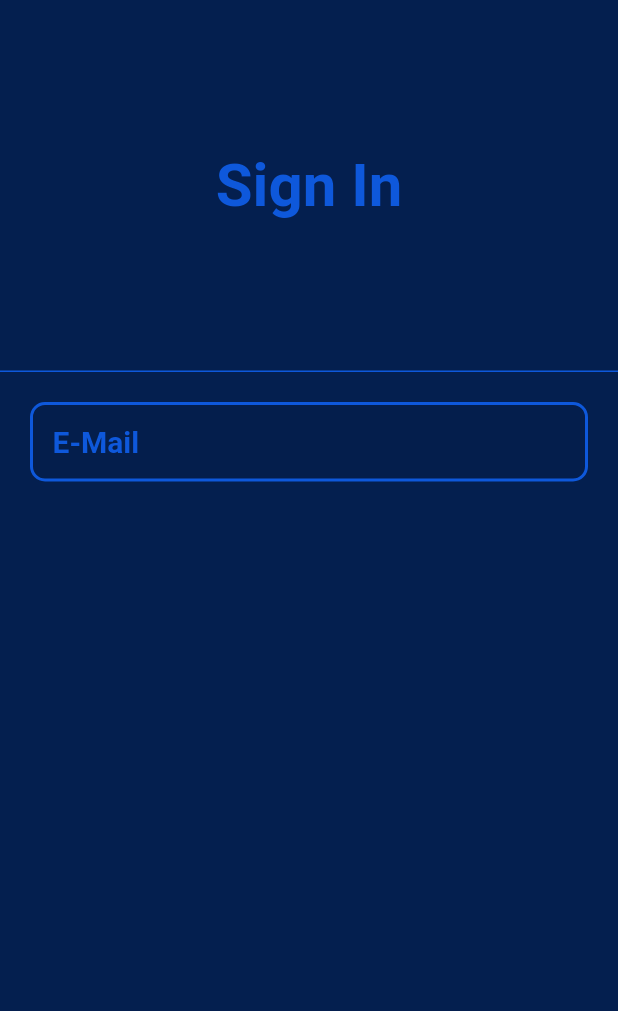
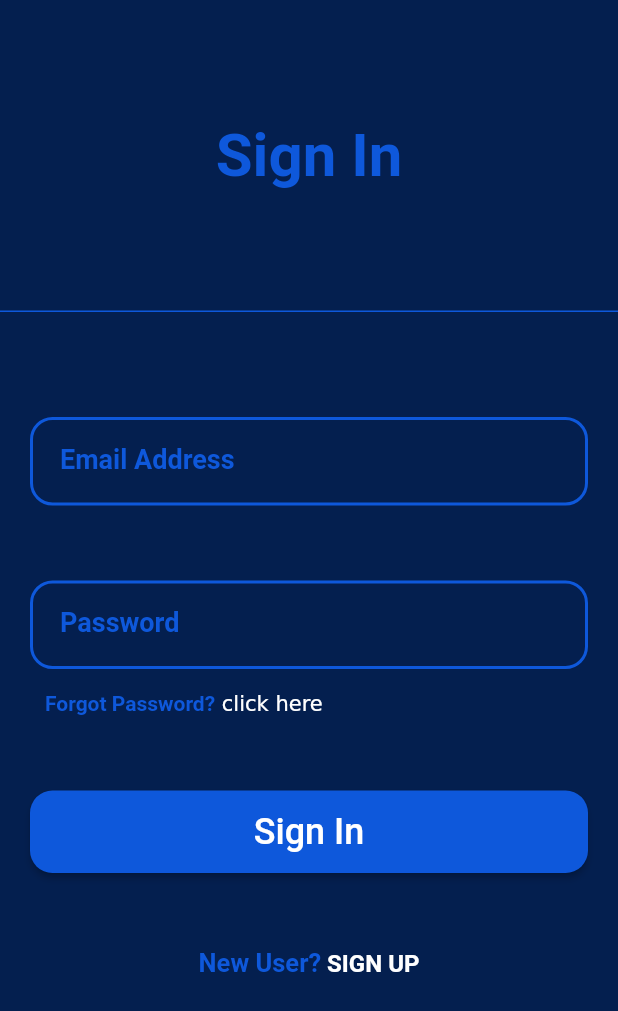
Before and after one commit to justdeepaktiwari/mailapp01, a Flutter app: the screen it shows after launch, on a phone screen of 412 x 824 dp. Shown: the top 1011 px of the screen. Run offline on Flutter 3.47's test engine with Material 2 defaults, Android fonts, the phone set to English and light mode, and no system bars.

Commit message:
Login Screen DOne

```diff
--- a/lib/screens/auth/signin_screen.dart
+++ b/lib/screens/auth/signin_screen.dart
@@ -1,18 +1,25 @@
 import 'package:flutter/material.dart';
 import 'package:mailapp01/providers/auth_provider.dart';
 import 'package:mailapp01/utils/constants.dart';
+import 'package:mailapp01/widgets/textfields/email_field.dart';
+import 'package:mailapp01/widgets/textfields/password_field.dart';
 import 'package:provider/provider.dart';
 
-class SignInScreen extends StatelessWidget {
+class SignInScreen extends StatefulWidget {
   const SignInScreen({super.key});
 
+  @override
+  State<SignInScreen> createState() => _SignInScreenState();
+}
+
+class _SignInScreenState extends State<SignInScreen> {
   @override
   Widget build(BuildContext context) {
     final auth = Provider.of<AuthProvider>(context);
     return ListView(
       children: [
         const SizedBox(
-          height: 100,
+          height: 80,
           width: double.infinity,
         ),
         const Center(
@@ -26,7 +33,7 @@ class SignInScreen extends StatelessWidget {
           ),
         ),
         const SizedBox(
-          height: 100,
+          height: 80,
           width: double.infinity,
         ),
         Container(
@@ -40,53 +47,100 @@ class SignInScreen extends StatelessWidget {
           ),
         ),
         const SizedBox(
-          height: 0,
+          height: 50,
           width: double.infinity,
         ),
         Container(
           padding: const EdgeInsets.all(20),
+          child: Form(
             child: Column(
+              crossAxisAlignment: CrossAxisAlignment.start,
               children: [
-              TextField(
-                decoration: InputDecoration(
-                  enabledBorder: OutlineInputBorder(
-                    borderRadius: BorderRadius.circular(10),
-                    borderSide: const BorderSide(
+                const EmailTextFieldWidget(),
+                const SizedBox(
+                  height: 50,
+                  width: double.infinity,
+                ),
+                const PasswordTextFieldWidget(),
+                const SizedBox(
+                  height: 10,
+                  width: double.infinity,
+                ),
+                Padding(
+                  padding: const EdgeInsets.fromLTRB(10.0, 5, 0, 0),
+                  child: RichText(
+                    text: const TextSpan(
+                      children: [
+                        TextSpan(
+                          text: "Forgot Password?",
+                          style: TextStyle(
                             color: AppConstants.appColor,
-                      width: 2.0,
+                            fontSize: 14,
+                            fontWeight: FontWeight.bold,
                           ),
                         ),
-                  focusedBorder: OutlineInputBorder(
-                    borderRadius: BorderRadius.circular(10),
-                    borderSide: const BorderSide(
-                      color: AppConstants.appColor,
-                      width: 2.0,
+                        TextSpan(
+                          text: " click here",
+                        )
+                      ],
                     ),
                   ),
-                  hintText: "E-Mail",
-                  hintStyle: const TextStyle(
-                    fontSize: 20.0,
+                ),
+                const SizedBox(
+                  height: 50,
+                  width: double.infinity,
+                ),
+                ElevatedButton(
+                  onPressed: () {
+                    auth.login();
+                  },
+                  style: ElevatedButton.styleFrom(
+                    shape: RoundedRectangleBorder(
+                      borderRadius: BorderRadius.circular(15),
+                    ),
+                    minimumSize: const Size(double.infinity, 55),
+                  ),
+                  child: const Text(
+                    "Sign In",
+                    style: TextStyle(
+                      fontSize: 24,
+                      color: Colors.white,
+                    ),
+                  ),
+                ),
+                const SizedBox(
+                  height: 50,
+                  width: double.infinity,
+                ),
+                Center(
+                  child: RichText(
+                    text: const TextSpan(
+                      children: [
+                        TextSpan(
+                          text: "New User?",
+                          style: TextStyle(
                             color: AppConstants.appColor,
+                            fontSize: 17,
                             fontWeight: FontWeight.bold,
                           ),
-                  contentPadding: EdgeInsets.all(15),
-                  filled: true,
-                  floatingLabelBehavior: FloatingLabelBehavior.auto,
+                        ),
+                        TextSpan(
+                          text: " SIGN UP",
+                          style: TextStyle(
+                            color: Colors.white,
+                            fontSize: 16,
+                            fontWeight: FontWeight.bold,
                           ),
                         )
                       ],
                     ),
+                  ),
+                ),
+              ],
+            ),
+          ),
         )
       ],
     );
-
-    // Center(
-    //   child: ElevatedButton(
-    //     onPressed: () {
-    //       auth.login();
-    //     },
-    //     child: const Text("Sign In"),
-    //   ),
-    // );
   }
 }
--- /dev/null
+++ b/lib/widgets/textfields/email_field.dart
@@ -0,0 +1,44 @@
+import 'package:flutter/material.dart';
+import 'package:mailapp01/utils/constants.dart';
+
+class EmailTextFieldWidget extends StatelessWidget {
+  const EmailTextFieldWidget({super.key});
+
+  @override
+  Widget build(BuildContext context) {
+    return TextFormField(
+      style: const TextStyle(color: AppConstants.appColor),
+      decoration: InputDecoration(
+        labelStyle: const TextStyle(
+          color: AppConstants.appColor,
+          fontSize: 18,
+          fontWeight: FontWeight.bold,
+        ),
+        labelText: "Email Address",
+        floatingLabelBehavior: FloatingLabelBehavior.auto,
+        border: OutlineInputBorder(
+          borderRadius: BorderRadius.circular(15),
+          borderSide: const BorderSide(
+            color: AppConstants.appColor,
+            width: 2,
+          ),
+        ),
+        focusedBorder: OutlineInputBorder(
+          borderRadius: BorderRadius.circular(15),
+          borderSide: const BorderSide(
+            color: AppConstants.appColor,
+            width: 2,
+          ),
+        ),
+        enabledBorder: OutlineInputBorder(
+          borderRadius: BorderRadius.circular(15),
+          borderSide: const BorderSide(
+            color: AppConstants.appColor,
+            width: 2,
+          ),
+        ),
+        contentPadding: const EdgeInsets.all(20),
+      ),
+    );
+  }
+}
--- /dev/null
+++ b/lib/widgets/textfields/password_field.dart
@@ -0,0 +1,47 @@
+import 'package:flutter/material.dart';
+import 'package:mailapp01/utils/constants.dart';
+
+class PasswordTextFieldWidget extends StatelessWidget {
+  const PasswordTextFieldWidget({super.key});
+
+  @override
+  Widget build(BuildContext context) {
+    return TextFormField(
+      style: const TextStyle(color: AppConstants.appColor),
+      obscureText: true,
+      enableSuggestions: false,
+      autocorrect: false,
+      decoration: InputDecoration(
+        labelStyle: const TextStyle(
+          color: AppConstants.appColor,
+          fontSize: 18,
+          fontWeight: FontWeight.bold,
+        ),
+        labelText: "Password",
+        floatingLabelBehavior: FloatingLabelBehavior.auto,
+        border: OutlineInputBorder(
+          borderRadius: BorderRadius.circular(15),
+          borderSide: const BorderSide(
+            color: AppConstants.appColor,
+            width: 2,
+          ),
+        ),
+        focusedBorder: OutlineInputBorder(
+          borderRadius: BorderRadius.circular(15),
+          borderSide: const BorderSide(
+            color: AppConstants.appColor,
+            width: 2,
+          ),
+        ),
+        enabledBorder: OutlineInputBorder(
+          borderRadius: BorderRadius.circular(15),
+          borderSide: const BorderSide(
+            color: AppConstants.appColor,
+            width: 2,
+          ),
+        ),
+        contentPadding: const EdgeInsets.all(20),
+      ),
+    );
+  }
+}
```
Also changed, not shown: lib/screens/auth/signup_screen.dart (+213 -0 lines), lib/widgets/buttons/signin_button.dart (added, +27 -0 lines), lib/widgets/buttons/signup_button.dart (added). Lines whose indentation alone changed are shown as unchanged.
